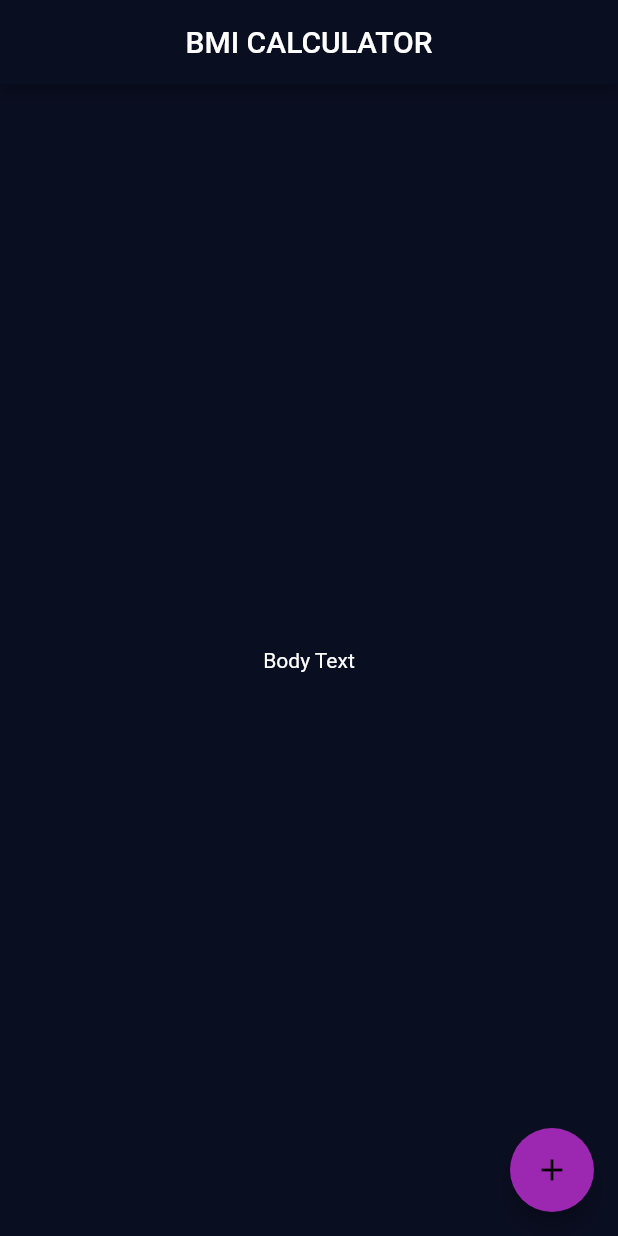
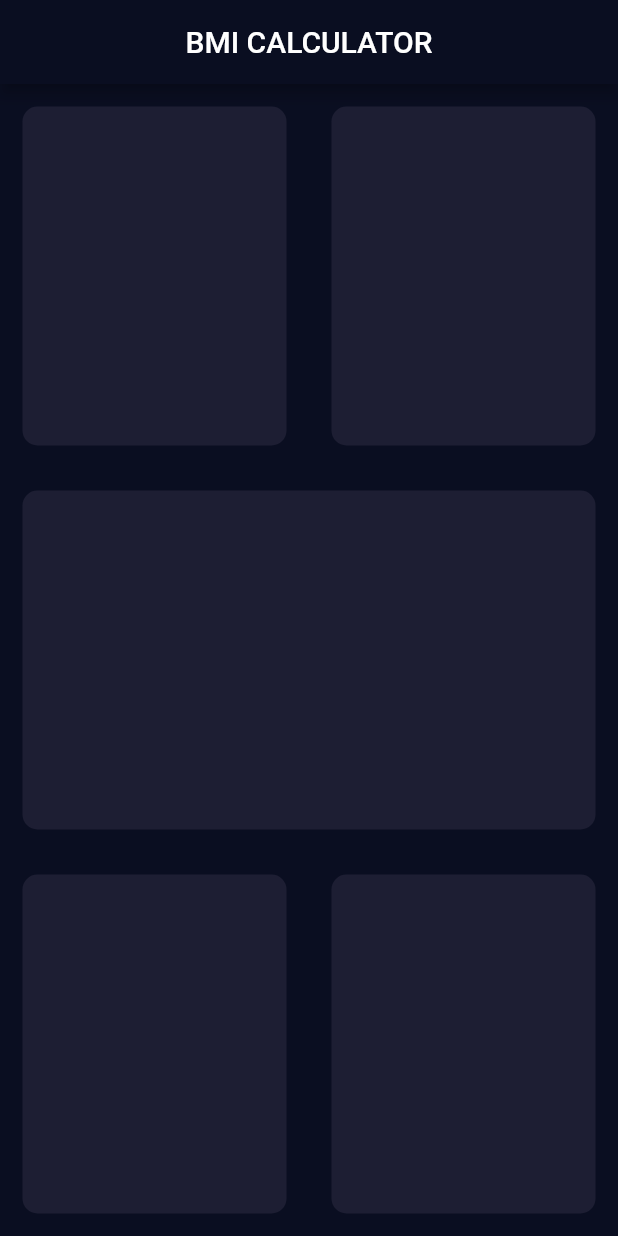
Before and after one commit to Nis-chal/bmi-calculator-flutter, a Flutter app: the screen it shows after launch, on a phone screen of 412 x 824 dp. Run offline on Flutter 3.47's test engine with Material 2 defaults, Android fonts, the phone set to English and light mode, and no system bars.

Commit message:
layout was designed

```diff
--- a/lib/input_page.dart
+++ b/lib/input_page.dart
@@ -4,7 +4,6 @@ class InputPage extends StatefulWidget {
   @override
   _InputPageState createState() => _InputPageState();
 }
-
 
 class _InputPageState extends State<InputPage> {
   @override
@@ -14,16 +13,63 @@ class _InputPageState extends State<InputPage> {
         title: Text('BMI CALCULATOR'),
         centerTitle: true,
       ),
-      body: Center(
-        child: Text('Body Text'),
+      body: Column(
+        children: [
+          Expanded(
+            child: Row(
+              children: [
+                Expanded(
+                  child: ReusableCard(
+                    colour: Color(0xFF1D1E33),
+                  ),
+                ),
+                Expanded(
+                  child: ReusableCard(
+                    colour: Color(0xFF1D1E33),
+                  ),
+                ),
+              ],
+            ),
+          ),
+          Expanded(
+            child: ReusableCard(
+              colour: Color(0xFF1D1E33),
+            ),
+          ),
+          Expanded(
+              child: Row(
+            children: [
+              Expanded(
+                child: ReusableCard(
+                  colour: Color(0xFF1D1E33),
+                ),
+              ),
+              Expanded(
+                child: ReusableCard(
+                  colour: Color(0xFF1D1E33),
+                ),
+              ),
+            ],
+          ))
+        ],
       ),
-      floatingActionButton: Theme(
-        data: ThemeData(
-          colorScheme: ColorScheme.dark().copyWith(secondary: Colors.purple),
-        ),
-        child: FloatingActionButton(
-          onPressed: () {},
-          child: Icon(Icons.add),
+    );
+  }
+}
+
+class ReusableCard extends StatelessWidget {
+  final Color colour;
+
+  ReusableCard({required this.colour});
+
+  @override
+  Widget build(BuildContext context) {
+    return Container(
+      margin: const EdgeInsets.all(15.0),
+      decoration: BoxDecoration(
+        color: colour,
+        borderRadius: BorderRadius.circular(
+          (10.0),
         ),
       ),
     );
```
